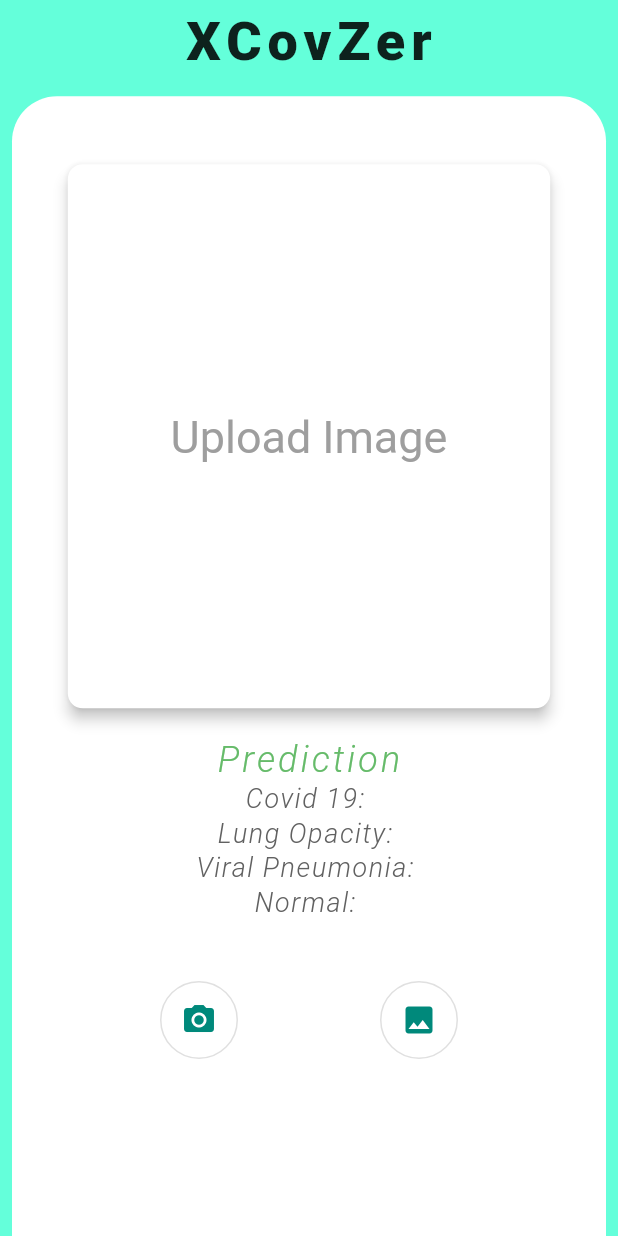
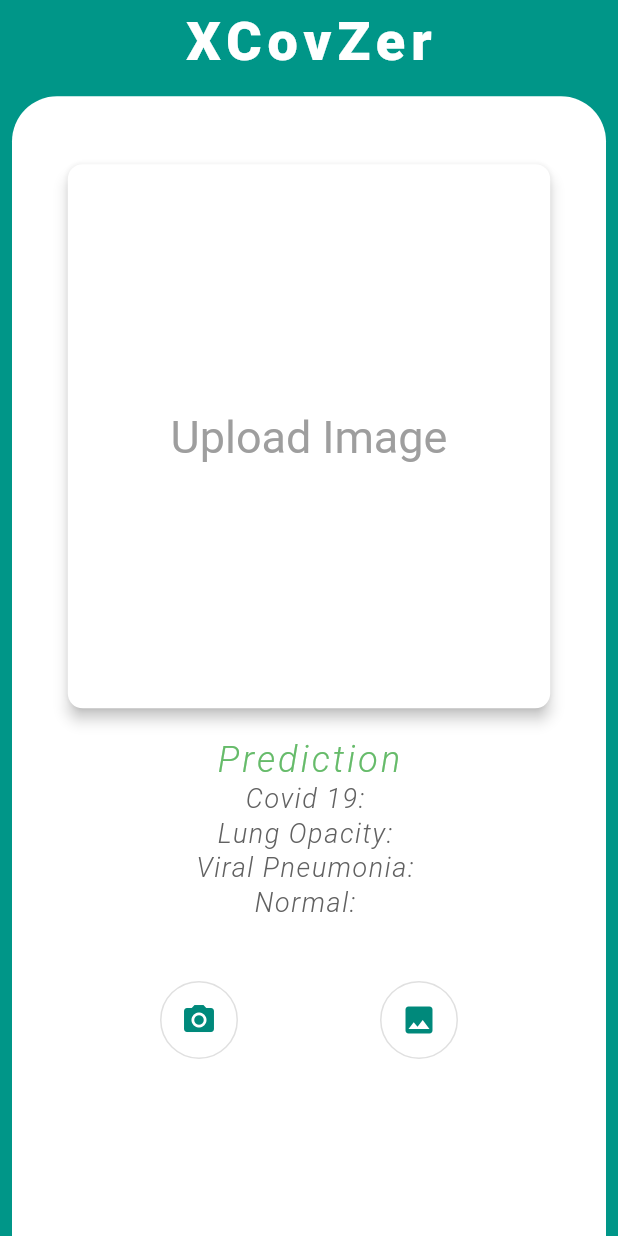
Before and after one commit to Ankan1998/XCOVZER, a Flutter app: the screen it shows after launch, on a phone screen of 412 x 824 dp. Run offline on Flutter 3.47's test engine with Material 2 defaults, Android fonts, the phone set to English and light mode, and no system bars; our stand-ins replace google_fonts; Roboto replaces fonts that are missing (Tangerine).

Commit message:
themes updated

```diff
--- a/mlflutter/lib/themes.dart
+++ b/mlflutter/lib/themes.dart
@@ -3,7 +3,7 @@ import 'package:google_fonts/google_fonts.dart';
 
 class MyTheme {
   MyTheme._();
-  static Color kPrimaryColor = Colors.tealAccent;
+  static Color kPrimaryColor = Colors.teal[500];
   static Color kPrimaryColorVariant = Color(0xff686795);
   static Color kAccentColor = Color(0xffffa000);
   static Color kAccentColorVariant = Color(0xffF7A3A2);
```
